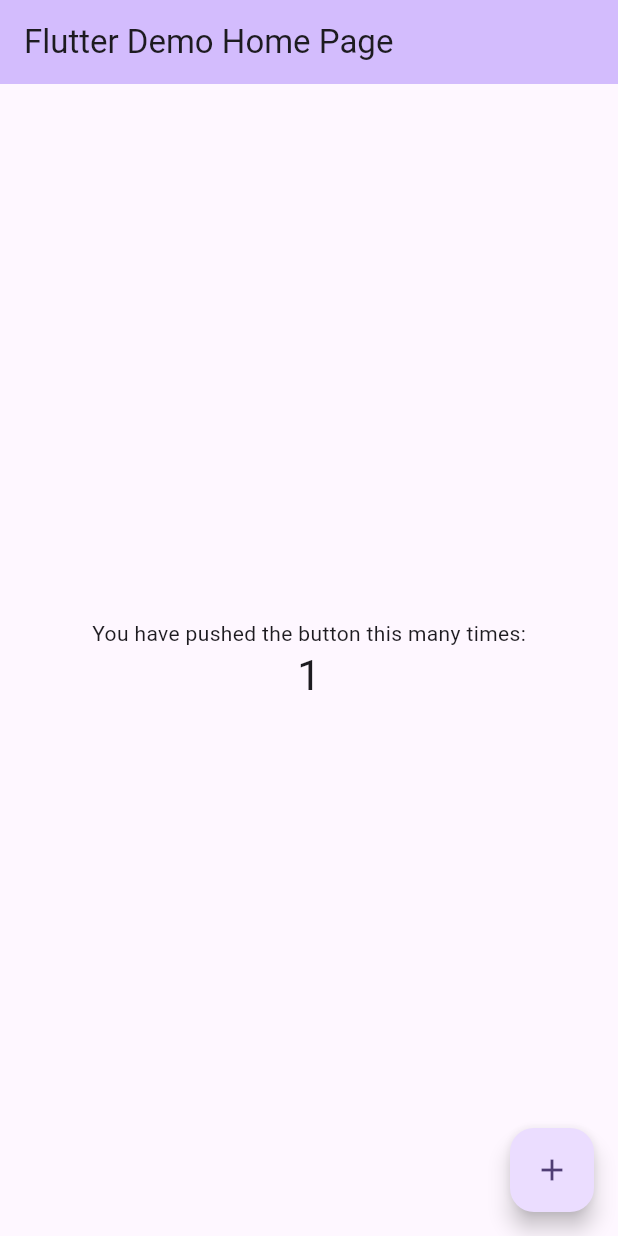
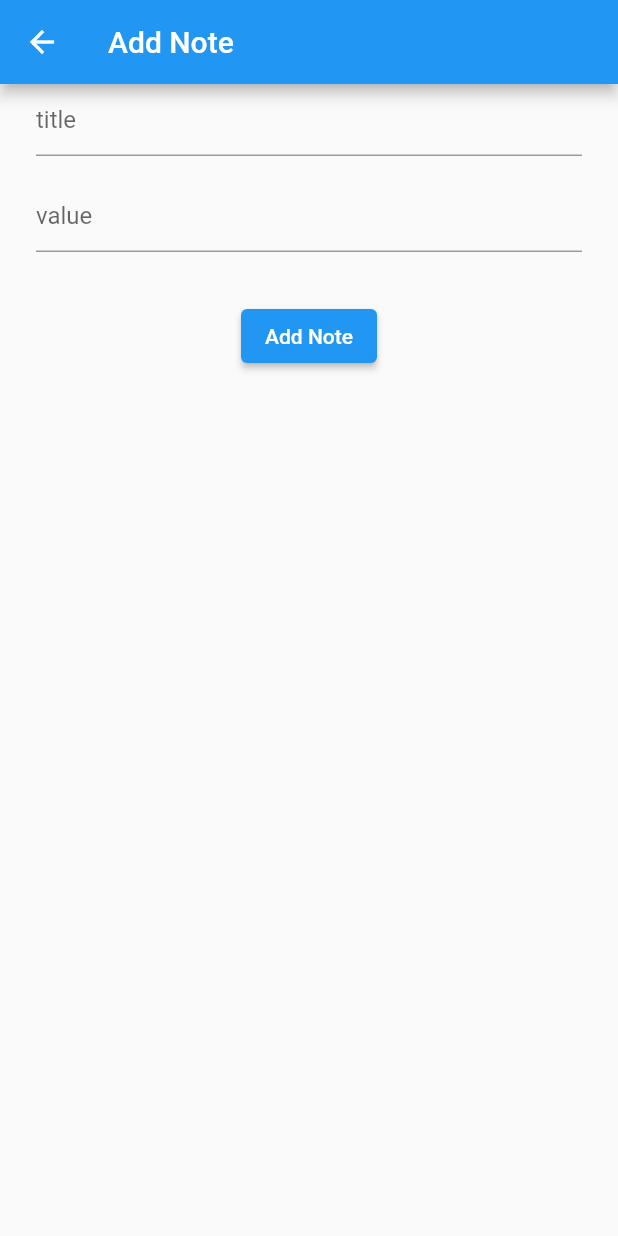
Before and after one commit to mohamdelbehairy/sqflite_flutter, a Flutter app: the screen it shows after launch, after a tap on the "add" icon, on a phone screen of 412 x 824 dp. Run offline on Flutter 3.47's test engine with Material 3 defaults, Android fonts, the phone set to English and light mode, and no system bars.

Commit message:
add note view ui done

```diff
--- /dev/null
+++ b/lib/core/utils/sqflite_flutter.dart
@@ -0,0 +1,16 @@
+import 'package:flutter/material.dart';
+
+import '../../features/home/presentation/views/home_view.dart';
+
+class SqfliteFlutter extends StatelessWidget {
+  const SqfliteFlutter({super.key});
+
+  @override
+  Widget build(BuildContext context) {
+    return MaterialApp(
+      debugShowCheckedModeBanner: false,
+      theme: ThemeData(useMaterial3: false),
+      home: const HomeView(),
+    );
+  }
+}
--- /dev/null
+++ b/lib/features/home/presentation/views/home_view.dart
@@ -0,0 +1,20 @@
+import 'package:flutter/material.dart';
+
+import '../../../note/presentation/views/add_note_view.dart';
+
+class HomeView extends StatelessWidget {
+  const HomeView({super.key});
+
+  @override
+  Widget build(BuildContext context) {
+    return Scaffold(
+      appBar: AppBar(title: const Text('Home')),
+      floatingActionButton: FloatingActionButton(
+        shape: const CircleBorder(),
+        child: const Icon(Icons.add, color: Colors.white),
+        onPressed: () => Navigator.of(context)
+            .push(MaterialPageRoute(builder: (context) => const AddNoteView())),
+      ),
+    );
+  }
+}
--- /dev/null
+++ b/lib/features/note/data/models/text_field_model.dart
@@ -0,0 +1,8 @@
+import 'package:flutter/material.dart';
+
+class TextFieldModel {
+  final String hintText;
+  final TextEditingController controller;
+
+  TextFieldModel({required this.hintText, required this.controller});
+}
--- /dev/null
+++ b/lib/features/note/presentation/views/add_note_view.dart
@@ -0,0 +1,15 @@
+import 'package:flutter/material.dart';
+
+import 'widgets/add_note_view_body.dart';
+
+class AddNoteView extends StatelessWidget {
+  const AddNoteView({super.key});
+
+  @override
+  Widget build(BuildContext context) {
+    return Scaffold(
+      appBar: AppBar(title: const Text("Add Note")),
+      body: const AddNoteViewBody(),
+    );
+  }
+}
--- /dev/null
+++ b/lib/features/note/presentation/views/widgets/add_note_view_body.dart
@@ -0,0 +1,28 @@
+import 'package:flutter/material.dart';
+
+import '../../../data/models/text_field_model.dart';
+import 'custom_text_field.dart';
+
+class AddNoteViewBody extends StatelessWidget {
+  const AddNoteViewBody({super.key});
+
+  @override
+  Widget build(BuildContext context) {
+    return Padding(
+      padding: const EdgeInsets.symmetric(horizontal: 24),
+      child: Column(
+        children: [
+          CustomTextField(
+              textFieldModel: TextFieldModel(
+                  hintText: "title", controller: TextEditingController())),
+          const SizedBox(height: 16),
+          CustomTextField(
+              textFieldModel: TextFieldModel(
+                  hintText: "value", controller: TextEditingController())),
+          const SizedBox(height: 32),
+          ElevatedButton(onPressed: () {}, child: const Text("Add Note"))
+        ],
+      ),
+    );
+  }
+}
--- /dev/null
+++ b/lib/features/note/presentation/views/widgets/custom_text_field.dart
@@ -0,0 +1,16 @@
+import 'package:flutter/material.dart';
+
+import '../../../data/models/text_field_model.dart';
+
+class CustomTextField extends StatelessWidget {
+  const CustomTextField({super.key, required this.textFieldModel});
+  final TextFieldModel textFieldModel;
+
+  @override
+  Widget build(BuildContext context) {
+    return TextField(
+      controller: textFieldModel.controller,
+      decoration: InputDecoration(hintText: textFieldModel.hintText),
+    );
+  }
+}
--- a/lib/main.dart
+++ b/lib/main.dart
@@ -1,125 +1,7 @@
 import 'package:flutter/material.dart';
 
+import 'core/utils/sqflite_flutter.dart';
+
 void main() {
-  runApp(const MyApp());
+  runApp(const SqfliteFlutter());
 }
-
-class MyApp extends StatelessWidget {
-  const MyApp({super.key});
-
-  // This widget is the root of your application.
-  @override
-  Widget build(BuildContext context) {
-    return MaterialApp(
-      title: 'Flutter Demo',
-      theme: ThemeData(
-        // This is the theme of your application.
-        //
-        // TRY THIS: Try running your application with "flutter run". You'll see
-        // the application has a purple toolbar. Then, without quitting the app,
-        // try changing the seedColor in the colorScheme below to Colors.green
-        // and then invoke "hot reload" (save your changes or press the "hot
-        // reload" button in a Flutter-supported IDE, or press "r" if you used
-        // the command line to start the app).
-        //
-        // Notice that the counter didn't reset back to zero; the application
-        // state is not lost during the reload. To reset the state, use hot
-        // restart instead.
-        //
-        // This works for code too, not just values: Most code changes can be
-        // tested with just a hot reload.
-        colorScheme: ColorScheme.fromSeed(seedColor: Colors.deepPurple),
-        useMaterial3: true,
-      ),
-      home: const MyHomePage(title: 'Flutter Demo Home Page'),
-    );
-  }
-}
-
-class MyHomePage extends StatefulWidget {
-  const MyHomePage({super.key, required this.title});
-
-  // This widget is the home page of your application. It is stateful, meaning
-  // that it has a State object (defined below) that contains fields that affect
-  // how it looks.
-
-  // This class is the configuration for the state. It holds the values (in this
-  // case the title) provided by the parent (in this case the App widget) and
-  // used by the build method of the State. Fields in a Widget subclass are
-  // always marked "final".
-
-  final String title;
-
-  @override
-  State<MyHomePage> createState() => _MyHomePageState();
-}
-
-class _MyHomePageState extends State<MyHomePage> {
-  int _counter = 0;
-
-  void _incrementCounter() {
-    setState(() {
-      // This call to setState tells the Flutter framework that something has
-      // changed in this State, which causes it to rerun the build method below
-      // so that the display can reflect the updated values. If we changed
-      // _counter without calling setState(), then the build method would not be
-      // called again, and so nothing would appear to happen.
-      _counter++;
-    });
-  }
-
-  @override
-  Widget build(BuildContext context) {
-    // This method is rerun every time setState is called, for instance as done
-    // by the _incrementCounter method above.
-    //
-    // The Flutter framework has been optimized to make rerunning build methods
-    // fast, so that you can just rebuild anything that needs updating rather
-    // than having to individually change instances of widgets.
-    return Scaffold(
-      appBar: AppBar(
-        // TRY THIS: Try changing the color here to a specific color (to
-        // Colors.amber, perhaps?) and trigger a hot reload to see the AppBar
-        // change color while the other colors stay the same.
-        backgroundColor: Theme.of(context).colorScheme.inversePrimary,
-        // Here we take the value from the MyHomePage object that was created by
-        // the App.build method, and use it to set our appbar title.
-        title: Text(widget.title),
-      ),
-      body: Center(
-        // Center is a layout widget. It takes a single child and positions it
-        // in the middle of the parent.
-        child: Column(
-          // Column is also a layout widget. It takes a list of children and
-          // arranges them vertically. By default, it sizes itself to fit its
-          // children horizontally, and tries to be as tall as its parent.
-          //
-          // Column has various properties to control how it sizes itself and
-          // how it positions its children. Here we use mainAxisAlignment to
-          // center the children vertically; the main axis here is the vertical
-          // axis because Columns are vertical (the cross axis would be
-          // horizontal).
-          //
-          // TRY THIS: Invoke "debug painting" (choose the "Toggle Debug Paint"
-          // action in the IDE, or press "p" in the console), to see the
-          // wireframe for each widget.
-          mainAxisAlignment: MainAxisAlignment.center,
-          children: <Widget>[
-            const Text(
-              'You have pushed the button this many times:',
-            ),
-            Text(
-              '$_counter',
-              style: Theme.of(context).textTheme.headlineMedium,
-            ),
-          ],
-        ),
-      ),
-      floatingActionButton: FloatingActionButton(
-        onPressed: _incrementCounter,
-        tooltip: 'Increment',
-        child: const Icon(Icons.add),
-      ), // This trailing comma makes auto-formatting nicer for build methods.
-    );
-  }
-}
```
Also changed, not shown: 1 other file.
